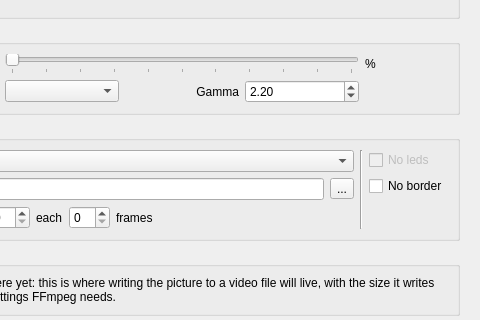
Volutar/xpeccy-plus, file ui/setupwin.ui: the form before one commit; both pictures show x 88 to 568 and y 310 to 630 of the 568 by 957 pixel window.
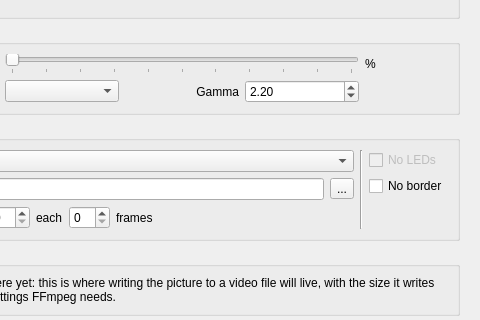
The form after the commit. The open tabs and pages were chosen to show the change. Icons and pictures are not drawn. Custom widgets are drawn as their Qt base class.

```diff
--- a/ui/setupwin.ui
+++ b/ui/setupwin.ui
@@ -1862,7 +1862,7 @@
                    <bool>false</bool>
                   </property>
                   <property name="text">
-                   <string>No leds</string>
+                   <string>No LEDs</string>
                   </property>
                  </widget>
                 </item>
```
Left out of the diff: 6 changed lines with no effect on the pictures.
